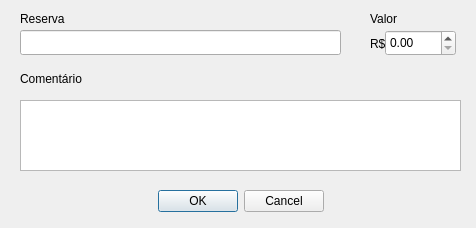
The window that ui/reserva_add.ui (vazerick/controle_gastos) describes before a commit, drawn with Qt 5.
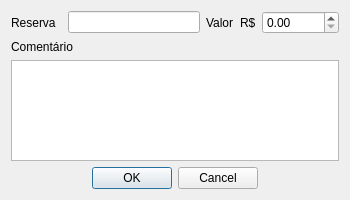
The same window after the commit.

Commit message: Atualização de layout

What changed in the file:
```diff
--- a/ui/reserva_add.ui
+++ b/ui/reserva_add.ui
@@ -6,22 +6,26 @@
    <rect>
     <x>0</x>
     <y>0</y>
-    <width>476</width>
-    <height>228</height>
+    <width>350</width>
+    <height>200</height>
    </rect>
   </property>
+  <property name="minimumSize">
+   <size>
+    <width>350</width>
+    <height>200</height>
+   </size>
+  </property>
   <property name="windowTitle">
    <string>Adicionar Gasto</string>
   </property>
+  <layout class="QVBoxLayout" name="verticalLayout_2">
+   <item>
+    <layout class="QVBoxLayout" name="verticalLayout">
+     <item>
+      <layout class="QHBoxLayout" name="horizontalLayout">
+       <item>
   <widget class="QLabel" name="labelReserva">
-   <property name="geometry">
-    <rect>
-     <x>20</x>
-     <y>10</y>
-     <width>51</width>
-     <height>17</height>
-    </rect>
-   </property>
    <property name="minimumSize">
     <size>
      <width>51</width>
@@ -38,61 +42,26 @@
     <string>Reserva</string>
    </property>
   </widget>
-  <widget class="QLineEdit" name="inputReserva">
-   <property name="geometry">
-    <rect>
-     <x>20</x>
-     <y>30</y>
-     <width>321</width>
-     <height>25</height>
-    </rect>
-   </property>
-  </widget>
-  <widget class="QTextEdit" name="textComentario">
-   <property name="geometry">
-    <rect>
-     <x>20</x>
-     <y>100</y>
-     <width>441</width>
-     <height>71</height>
-    </rect>
-   </property>
-  </widget>
-  <widget class="QLabel" name="labelComentario">
-   <property name="geometry">
-    <rect>
-     <x>20</x>
-     <y>70</y>
-     <width>81</width>
-     <height>17</height>
-    </rect>
-   </property>
-   <property name="text">
-    <string>Comentário</string>
-   </property>
-  </widget>
+       </item>
+       <item>
+        <widget class="QLineEdit" name="inputReserva"/>
+       </item>
+       <item>
   <widget class="QLabel" name="labelValor">
-   <property name="geometry">
-    <rect>
-     <x>370</x>
-     <y>10</y>
-     <width>41</width>
-     <height>17</height>
-    </rect>
-   </property>
    <property name="text">
     <string>Valor</string>
    </property>
   </widget>
+       </item>
+       <item>
+        <widget class="QLabel" name="labelValor_2">
+         <property name="text">
+          <string>R$</string>
+         </property>
+        </widget>
+       </item>
+       <item>
   <widget class="QDoubleSpinBox" name="spinValor">
-   <property name="geometry">
-    <rect>
-     <x>385</x>
-     <y>30</y>
-     <width>71</width>
-     <height>26</height>
-    </rect>
-   </property>
    <property name="decimals">
     <number>2</number>
    </property>
@@ -103,28 +72,21 @@
     <double>0.000000000000000</double>
    </property>
   </widget>
-  <widget class="QLabel" name="labelValor_2">
-   <property name="geometry">
-    <rect>
-     <x>370</x>
-     <y>35</y>
-     <width>16</width>
-     <height>17</height>
-    </rect>
-   </property>
+       </item>
+      </layout>
+     </item>
+     <item>
+      <widget class="QLabel" name="labelComentario">
    <property name="text">
-    <string>R$</string>
-   </property>
-  </widget>
+        <string>Comentário</string>
+       </property>
+      </widget>
+     </item>
+     <item>
+      <widget class="QTextEdit" name="textComentario"/>
+     </item>
+     <item>
   <widget class="QDialogButtonBox" name="buttonBox">
-   <property name="geometry">
-    <rect>
-     <x>0</x>
-     <y>190</y>
-     <width>481</width>
-     <height>23</height>
-    </rect>
-   </property>
    <property name="standardButtons">
     <set>QDialogButtonBox::Cancel|QDialogButtonBox::Ok</set>
    </property>
@@ -132,6 +94,10 @@
     <bool>true</bool>
    </property>
   </widget>
+     </item>
+    </layout>
+   </item>
+  </layout>
  </widget>
  <tabstops>
   <tabstop>inputReserva</tabstop>
```
Lines whose indentation alone changed are shown as unchanged. The commit also changes 18 other files.
